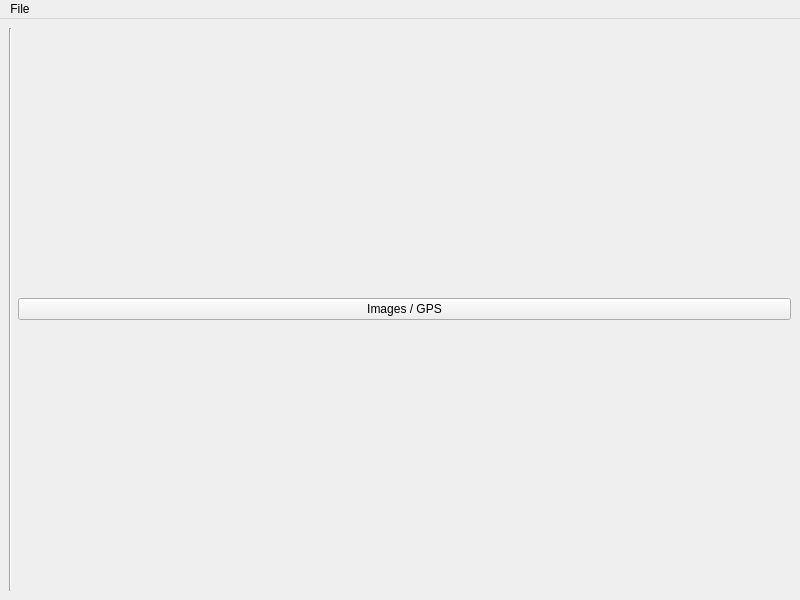
This is Main.ui in bluemellophone/gzc-client as Qt 5 draws it before an edit. The edited form follows.
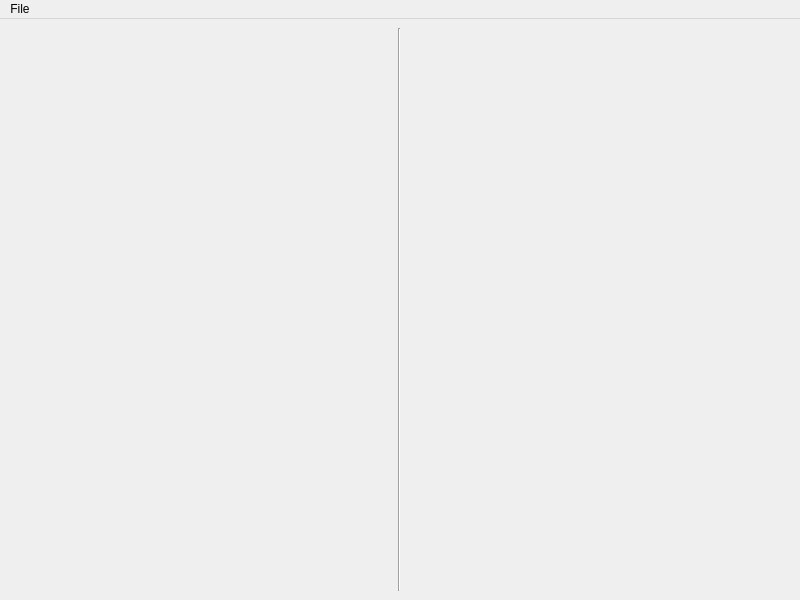
This is the edited form.

Commit message: toggle button stays in the correct position also removed old toggle button

What changed in the file:
```diff
--- a/Main.ui
+++ b/Main.ui
@@ -28,34 +28,7 @@
        </widget>
       </item>
       <item>
-       <layout class="QVBoxLayout" name="right_layout">
-        <item>
-         <layout class="QHBoxLayout" name="tabs_layout">
-          <item>
-           <widget class="QPushButton" name="toggle">
-            <property name="sizePolicy">
-             <sizepolicy hsizetype="MinimumExpanding" vsizetype="Fixed">
-              <horstretch>0</horstretch>
-              <verstretch>0</verstretch>
-             </sizepolicy>
-            </property>
-            <property name="text">
-             <string>Images / GPS</string>
-            </property>
-            <property name="autoDefault">
-             <bool>false</bool>
-            </property>
-            <property name="flat">
-             <bool>false</bool>
-            </property>
-           </widget>
-          </item>
-         </layout>
-        </item>
-        <item>
-         <layout class="QHBoxLayout" name="display_space"/>
-        </item>
-       </layout>
+       <layout class="QVBoxLayout" name="display_space"/>
       </item>
      </layout>
     </item>
```
The commit also changes 2 other files.
